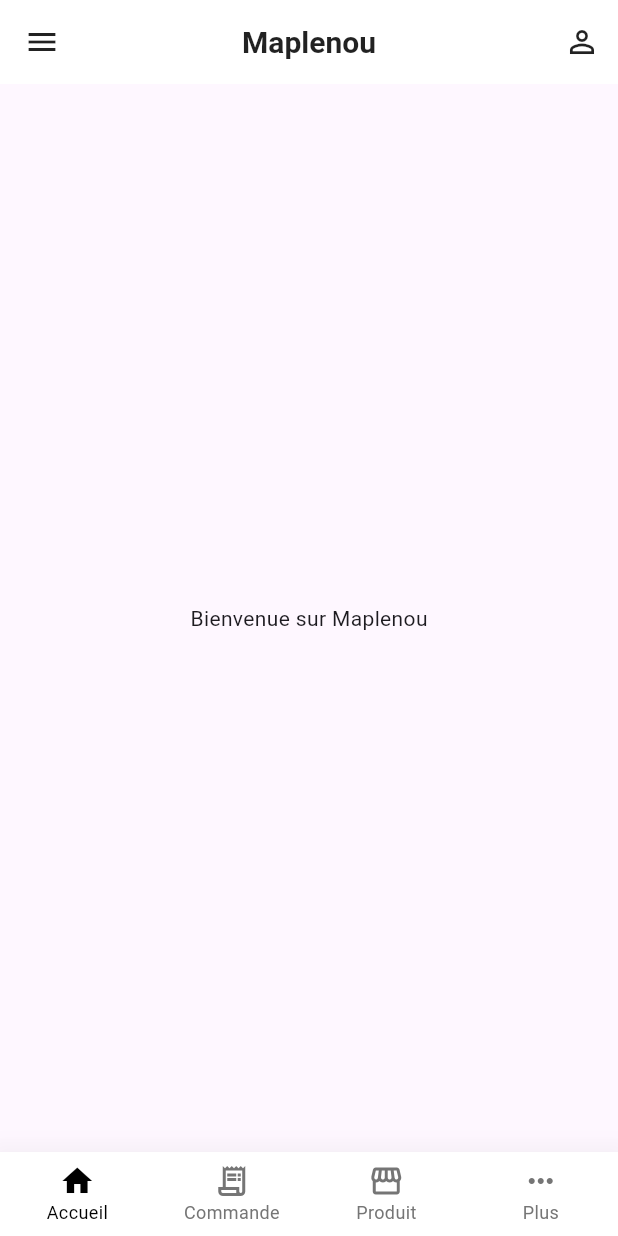
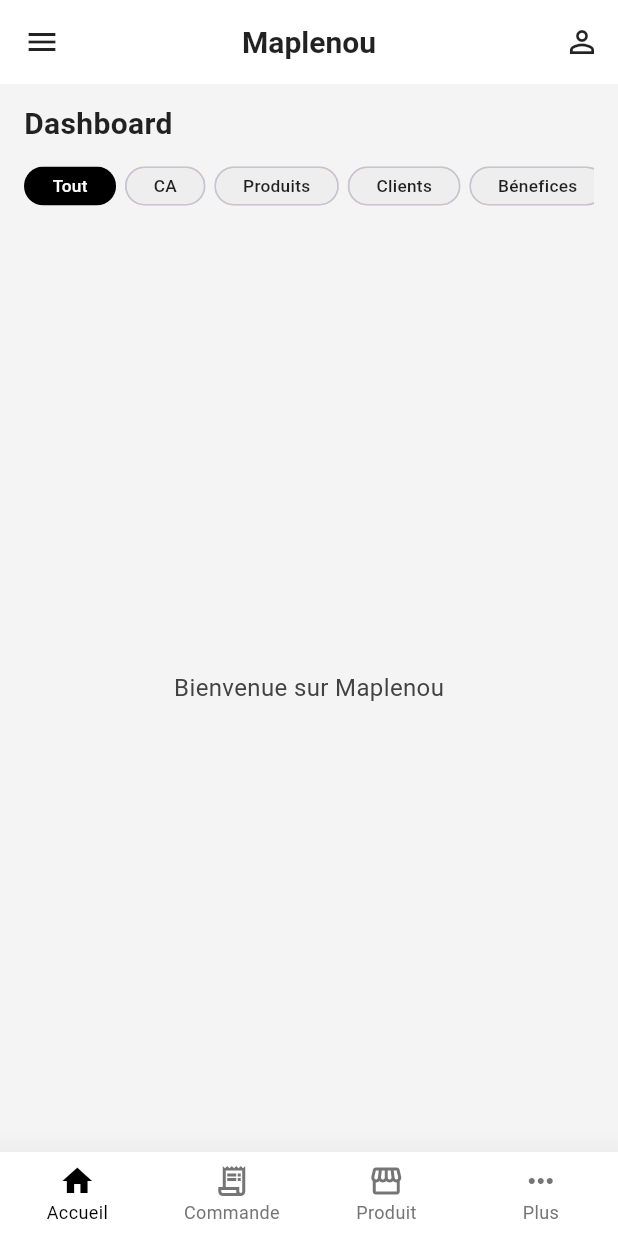
Before and after one commit to Cyrille-18/EcomManagerApp, a Flutter app: the screen it shows after launch, on a phone screen of 412 x 824 dp. Run offline on Flutter 3.47's test engine with Material 3 defaults, Android fonts, the phone set to English and light mode, and no system bars.

Commit message:
Feat(HomeScreen): Enhance dashboard layout with selectable options and improved UI

```diff
--- a/lib/screens/home_screen.dart
+++ b/lib/screens/home_screen.dart
@@ -10,14 +10,90 @@
 }
 
 class _HomeScreenState extends State<HomeScreen> {
-  int _selectedIndex = 0; //use for bottom navigation bar
+  int _selectedIndex = 0;
+  int _selectedDashboard = 0;
+
+  final List<String> dashboardOptions = [
+    'Tout',
+    'CA',
+    'Produits',
+    'Clients',
+    'Bénefices',
+  ];
 
   @override
   Widget build(BuildContext context) {
     return Scaffold(
+      backgroundColor: const Color(0xFFF4F4F4),
       appBar: const Myappbar(),
-      body: const Center(
-        child: Text('Bienvenue sur Maplenou'),
+      body: Padding(
+        padding: const EdgeInsets.symmetric(horizontal: 16.0, vertical: 12),
+        child: Column(
+          crossAxisAlignment: CrossAxisAlignment.start,
+          children: [
+            const Text(
+              'Dashboard',
+              style: TextStyle(
+                fontSize: 20,
+                fontWeight: FontWeight.w600,
+                color: Colors.black87,
+              ),
+            ),
+            const SizedBox(height: 10),
+            SizedBox(
+              height: 34, // hauteur fixée pour les chips
+              child: ListView.separated(
+                scrollDirection: Axis.horizontal,
+                itemCount: dashboardOptions.length,
+                padding: const EdgeInsets.only(right: 12),
+                separatorBuilder: (_, __) => const SizedBox(width: 6),
+                itemBuilder: (context, index) {
+                  final isSelected = _selectedDashboard == index;
+                  return ChoiceChip(
+                    labelPadding:
+                        const EdgeInsets.symmetric(horizontal: 10, vertical: 0),
+                    label: Text(
+                      dashboardOptions[index],
+                      style: TextStyle(
+                        color: isSelected ? Colors.white : Colors.black87,
+                        fontSize: 11.5,
+                        fontWeight: FontWeight.w500,
+                        letterSpacing: 0.2,
+                      ),
+                    ),
+                    selected: isSelected,
+                    onSelected: (_) {
+                      setState(() {
+                        _selectedDashboard = index;
+                      });
+                    },
+                    selectedColor: Colors.black,
+                    backgroundColor: Colors.grey.shade200,
+                    shape: RoundedRectangleBorder(
+                      borderRadius: BorderRadius.circular(50),
+                    ),
+                    showCheckmark: false,
+                    materialTapTargetSize: MaterialTapTargetSize.shrinkWrap,
+                    visualDensity:
+                        const VisualDensity(horizontal: -4, vertical: -4),
+                  );
+                },
+              ),
+            ),
+            const SizedBox(height: 20),
+            Expanded(
+              child: Center(
+                child: Text(
+                  'Bienvenue sur Maplenou',
+                  style: TextStyle(
+                    fontSize: 16,
+                    color: Colors.grey[800],
+                  ),
+                ),
+              ),
+            ),
+          ],
+        ),
       ),
       bottomNavigationBar: Bottomnavbar(currentIndex: _selectedIndex),
     );
```
